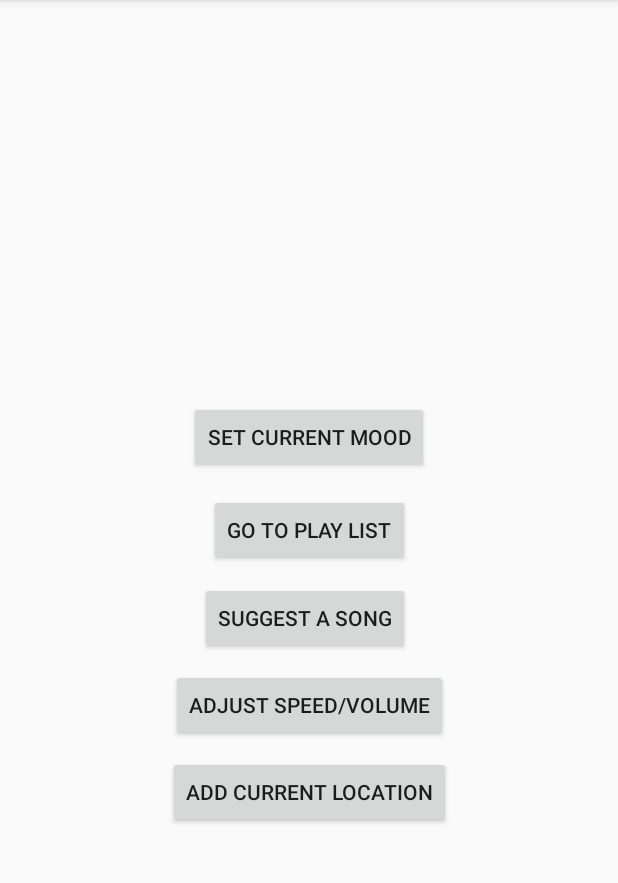
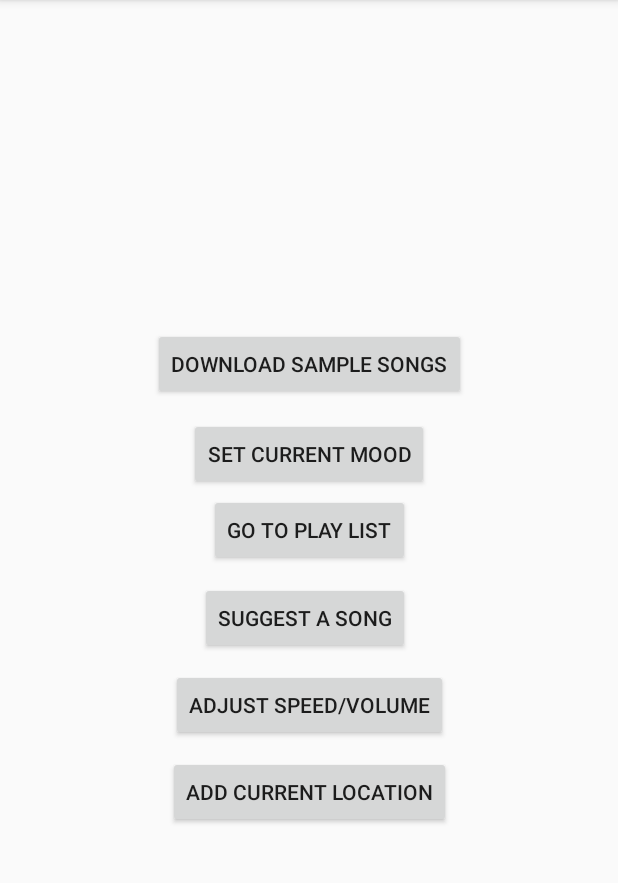
Before and after one commit to tnasim/MusicSuggester, an Android app: the screen it shows after launch (MainActivity), on a phone screen of 412 x 824 dp, the part 84-967 px from its top. Run offline under Robolectric (Android 15) with nearby library versions, the phone set to English and light mode, and no system bars.

Commit message:
Sample Song download button with functionality; Populate playlist from downloaded files

```diff
--- a/app/src/main/AndroidManifest.xml
+++ b/app/src/main/AndroidManifest.xml
@@ -7,6 +7,7 @@
     <uses-permission android:name="android.permission.WRITE_EXTERNAL_STORAGE" />
     <uses-permission android:name="android.permission.READ_EXTERNAL_STORAGE" />
     <uses-permission android:name="android.permission.INTERNET" />
+    <uses-permission android:name="android.permission.ACCESS_NETWORK_STATE"/>
 
     <application
         android:allowBackup="true"
--- a/app/src/main/res/layout/activity_main.xml
+++ b/app/src/main/res/layout/activity_main.xml
@@ -65,7 +65,20 @@
         app:layout_constraintBottom_toTopOf="@+id/goToPlayListButton"
         app:layout_constraintEnd_toEndOf="parent"
         app:layout_constraintStart_toStartOf="parent"
+        app:layout_constraintTop_toTopOf="@+id/btnDownloadSongs"
+        app:layout_constraintVertical_bias="0.95" />
+
+    <Button
+        android:id="@+id/btnDownloadSongs"
+        android:layout_width="wrap_content"
+        android:layout_height="wrap_content"
+        android:onClick="sendToMoods"
+        android:text="@string/downloadSongs"
+        app:layout_constraintBottom_toTopOf="@+id/goToMoodButton"
+        app:layout_constraintEnd_toEndOf="parent"
+        app:layout_constraintStart_toStartOf="parent"
         app:layout_constraintTop_toTopOf="parent"
         app:layout_constraintVertical_bias="0.95" />
 
+
 </androidx.constraintlayout.widget.ConstraintLayout>
--- /dev/null
+++ b/app/src/main/res/values/songUrls.xml
@@ -0,0 +1,19 @@
+<?xml version="1.0" encoding="utf-8"?>
+<resources>
+    <string-array name="songUriList">
+        <item>1|Something Just Like This|https://d.mp3-send.com/YuWBZB:bJx1rB</item>
+        <item>1|Kotobaro Bhebechinu|https://d.mp3-send.com/NxcVvB:AEy1rB</item>
+        <item>1|Badolo Dinero Prothomo Kodomo Phool|https://d.mp3-send.com/CXCruH:VDHAAB</item>
+        <item>2|SoundHelix-Song-3|https://www.soundhelix.com/examples/mp3/SoundHelix-Song-3.mp3</item>
+        <item>2|SoundHelix-Song-4|https://www.soundhelix.com/examples/mp3/SoundHelix-Song-4.mp3</item>
+        <item>2|Vivaldi Sonata|http://www.hochmuth.com/mp3/Vivaldi_Sonata_eminor_.mp3</item>
+        <item>3|Tchaikovsky Rococo|http://www.hochmuth.com/mp3/Tchaikovsky_Rococo_Var_orch.mp3</item>
+        <item>3|Tchaikovsky Nocturne|http://www.hochmuth.com/mp3/Tchaikovsky_Nocturne__orch.mp3</item>
+        <item>3|Bikalam|https://d.mp3-send.com/ytcVvB:eWa1rB</item>
+        <item>4|Age of Loneliness - Enigma|https://d.mp3-send.com/HvWBZB:Yk11rB</item>
+        <item>4|Sadness - Enigma|https://d.mp3-send.com/xuWBZB:zMjAsB</item>
+        <item>5|Country Roads|https://d.mp3-send.com/2uWBZB:PCt1rB</item>
+        <item>5|Du Hast - Rammstein|https://d.mp3-send.com/zuWBZB:ZAn3rB</item>
+        <item>5|Yuhi Chala Chal Rahi|https://d.mp3-send.com/cuWBZB:FMZ2rB</item>
+    </string-array>
+</resources>
--- a/app/src/main/res/values/strings.xml
+++ b/app/src/main/res/values/strings.xml
@@ -24,4 +24,5 @@
     <string name="setSpeedText">Set Music Speed:</string>
     <string name="moodSelectLabel">Select Your Mood:</string>
     <string name="goToMood">Set Current Mood</string>
+    <string name="downloadSongs">Download Sample Songs</string>
 </resources>
```
Also changed, not shown: app/src/main/java/com/example/musicsuggestor/MainActivity.java (+190 -11 lines), app/src/main/java/com/example/musicsuggestor/PlayListActivity.java (+9 -3 lines), app/src/main/java/com/example/musicsuggestor/Song.java (+10 -1 lines).
